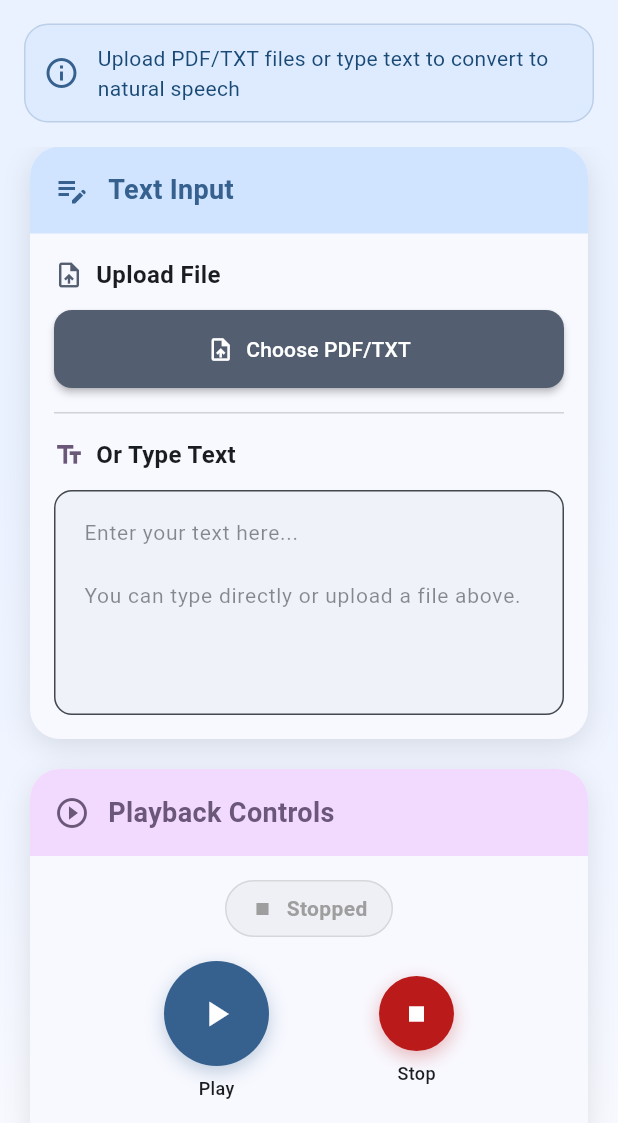
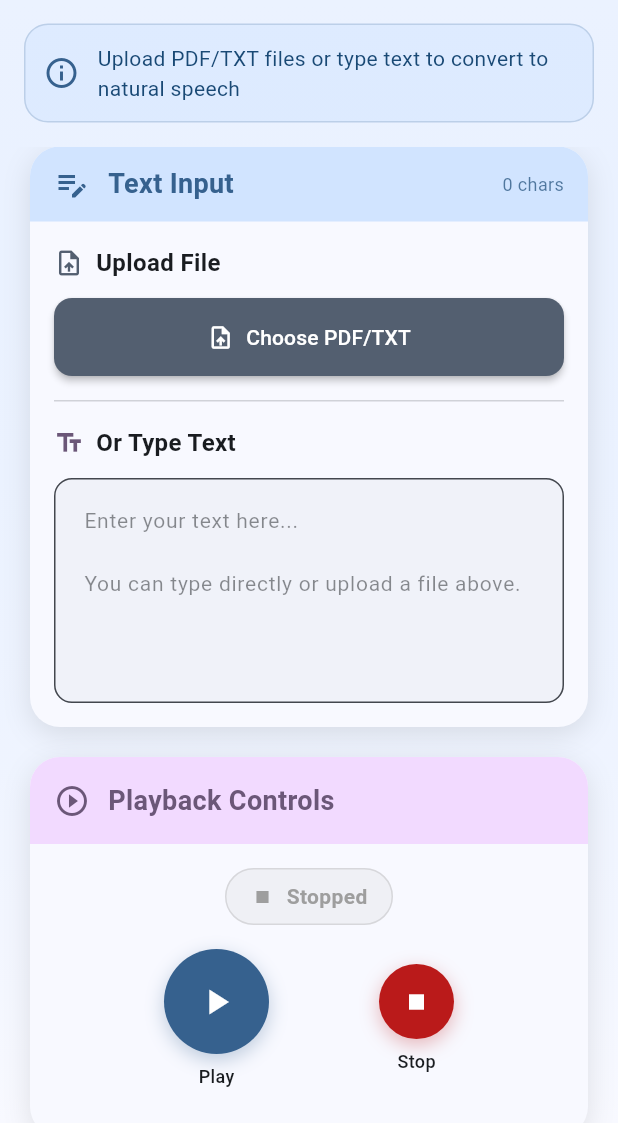
Before and after one commit to johnhcolani/text_to_Sspeech, a Flutter app: the screen it shows after launch, on a phone screen of 412 x 824 dp, the part 113-1236 px from its top. Run offline on Flutter 3.47's test engine with Material 3 defaults, Android fonts, the phone set to English and light mode, and no system bars; our stand-ins replace file_picker, flutter_tts; missing offline and left inert: syncfusion_flutter_pdf.

Commit message:
modified text input panel

```diff
--- a/lib/widgets/text_input_panel.dart
+++ b/lib/widgets/text_input_panel.dart
@@ -2,13 +2,107 @@ import 'package:flutter/material.dart';
 import 'package:provider/provider.dart';
 import '../providers/tts_provider.dart';
 
-class TextInputPanel extends StatelessWidget {
+class TextInputPanel extends StatefulWidget {
   const TextInputPanel({super.key});
 
   @override
+  State<TextInputPanel> createState() => _TextInputPanelState();
+}
+
+class _TextInputPanelState extends State<TextInputPanel> {
+  late final TextEditingController _textController;
+  late final FocusNode _focusNode;
+
+  bool _didInitialSync = false;
+
+  @override
+  void initState() {
+    super.initState();
+    _textController = TextEditingController();
+    _focusNode = FocusNode();
+
+    // Seed the controller once from provider on first frame (no rebuild thrash)
+    WidgetsBinding.instance.addPostFrameCallback((_) {
+      if (!mounted) return;
+      final text = context.read<TTSProvider>().text;
+      _textController.text = text;
+      _textController.selection = TextSelection.fromPosition(
+        TextPosition(offset: _textController.text.length),
+      );
+      _didInitialSync = true;
+    });
+  }
+
+  @override
+  void dispose() {
+    _focusNode.dispose();
+    _textController.dispose();
+    super.dispose();
+  }
+
+  @override
   Widget build(BuildContext context) {
+    // Build the TextField once and pass it as Consumer.child so it won't rebuild
+    final textField = ConstrainedBox(
+      constraints: const BoxConstraints(minHeight: 100, maxHeight: 150),
+      child: TextField(
+        controller: _textController,
+        focusNode: _focusNode,
+        maxLines: null,
+        expands: true,
+        textAlignVertical: TextAlignVertical.top,
+        onChanged: (v) => context.read<TTSProvider>().setText(v),
+        decoration: InputDecoration(
+          hintText:
+          'Enter your text here...\n\nYou can type directly or upload a file above.',
+          hintStyle: TextStyle(
+            color: Theme.of(context).colorScheme.onSurface.withOpacity(0.5),
+            fontSize: 14,
+          ),
+          border: OutlineInputBorder(
+            borderRadius: BorderRadius.circular(12),
+            borderSide: BorderSide(
+              color: Theme.of(context).colorScheme.outline,
+            ),
+          ),
+          focusedBorder: OutlineInputBorder(
+            borderRadius: BorderRadius.circular(12),
+            borderSide: BorderSide(
+              color: Theme.of(context).colorScheme.primary,
+              width: 2,
+            ),
+          ),
+          filled: true,
+          fillColor:
+          Theme.of(context).colorScheme.surfaceVariant.withOpacity(0.3),
+          contentPadding: const EdgeInsets.all(16),
+        ),
+      ),
+    );
+
     return Consumer<TTSProvider>(
+      child: textField,
       builder: (context, ttsProvider, child) {
+        // One-way sync: only push provider -> controller when
+        // 1) first mount, or
+        // 2) the TextField is NOT focused (user not typing), and
+        // 3) texts differ (likely external change: file loaded / cleared)
+        final providerText = ttsProvider.text;
+        final controllerText = _textController.text;
+
+        if ((!_didInitialSync || (!_focusNode.hasFocus && controllerText != providerText)) &&
+            // also avoid overwriting during IME composition
+            !_textController.value.composing.isValid) {
+          WidgetsBinding.instance.addPostFrameCallback((_) {
+            if (!mounted) return;
+            _textController.text = providerText;
+            _textController.selection = TextSelection.fromPosition(
+              TextPosition(offset: _textController.text.length),
+            );
+            _didInitialSync = true;
+          });
+        }
+
         return Container(
           decoration: BoxDecoration(
             color: Theme.of(context).colorScheme.surface,
@@ -26,7 +120,7 @@ class TextInputPanel extends StatelessWidget {
             children: [
               // Panel header
               Container(
-                padding: const EdgeInsets.all(16),
+                padding: const EdgeInsets.symmetric(horizontal: 16, vertical: 12),
                 decoration: BoxDecoration(
                   color: Theme.of(context).colorScheme.primaryContainer,
                   borderRadius: const BorderRadius.only(
@@ -42,8 +136,7 @@ class TextInputPanel extends StatelessWidget {
                       size: 24,
                     ),
                     const SizedBox(width: 12),
-                    Expanded(
-                      child: Text(
+                    Text(
                       'Text Input',
                       style: TextStyle(
                         fontSize: 18,
@@ -51,6 +144,23 @@ class TextInputPanel extends StatelessWidget {
                         color: Theme.of(context).colorScheme.primary,
                       ),
                     ),
+                    const Spacer(),
+                    // live character counter tied to controller (no provider rebuild)
+                    ValueListenableBuilder<TextEditingValue>(
+                      valueListenable: _textController,
+                      builder: (_, value, __) {
+                        final count = value.text.length;
+                        return Text(
+                          '$count chars',
+                          style: TextStyle(
+                            fontSize: 12,
+                            color: Theme.of(context)
+                                .colorScheme
+                                .onPrimaryContainer
+                                .withOpacity(0.7),
+                          ),
+                        );
+                      },
                     ),
                   ],
                 ),
@@ -86,7 +196,8 @@ class TextInputPanel extends StatelessWidget {
                     SizedBox(
                       width: double.infinity,
                       child: ElevatedButton.icon(
-                        onPressed: ttsProvider.isLoading ? null : ttsProvider.pickFile,
+                        onPressed:
+                        ttsProvider.isLoading ? null : ttsProvider.pickFile,
                         icon: ttsProvider.isLoading
                             ? const SizedBox(
                           width: 16,
@@ -95,12 +206,16 @@ class TextInputPanel extends StatelessWidget {
                         )
                             : const Icon(Icons.upload_file),
                         label: Text(
-                          ttsProvider.isLoading ? 'Processing...' : 'Choose PDF/TXT',
+                          ttsProvider.isLoading
+                              ? 'Processing...'
+                              : 'Choose PDF/TXT',
                           overflow: TextOverflow.ellipsis,
                         ),
                         style: ElevatedButton.styleFrom(
-                          backgroundColor: Theme.of(context).colorScheme.secondary,
-                          foregroundColor: Theme.of(context).colorScheme.onSecondary,
+                          backgroundColor:
+                          Theme.of(context).colorScheme.secondary,
+                          foregroundColor:
+                          Theme.of(context).colorScheme.onSecondary,
                           padding: const EdgeInsets.symmetric(vertical: 16),
                           shape: RoundedRectangleBorder(
                             borderRadius: BorderRadius.circular(12),
@@ -114,10 +229,15 @@ class TextInputPanel extends StatelessWidget {
                       Container(
                         padding: const EdgeInsets.all(12),
                         decoration: BoxDecoration(
-                          color: Theme.of(context).colorScheme.secondaryContainer,
+                          color: Theme.of(context)
+                              .colorScheme
+                              .secondaryContainer,
                           borderRadius: BorderRadius.circular(8),
                           border: Border.all(
-                            color: Theme.of(context).colorScheme.secondary.withOpacity(0.3),
+                            color: Theme.of(context)
+                                .colorScheme
+                                .secondary
+                                .withOpacity(0.3),
                           ),
                         ),
                         child: Row(
@@ -131,7 +251,9 @@ class TextInputPanel extends StatelessWidget {
                               child: Text(
                                 ttsProvider.fileName,
                                 style: TextStyle(
-                                  color: Theme.of(context).colorScheme.onSecondaryContainer,
+                                  color: Theme.of(context)
+                                      .colorScheme
+                                      .onSecondaryContainer,
                                   fontWeight: FontWeight.w500,
                                 ),
                                 overflow: TextOverflow.ellipsis,
@@ -141,7 +263,9 @@ class TextInputPanel extends StatelessWidget {
                               onPressed: ttsProvider.clearText,
                               icon: Icon(
                                 Icons.close,
-                                color: Theme.of(context).colorScheme.onSecondaryContainer,
+                                color: Theme.of(context)
+                                    .colorScheme
+                                    .onSecondaryContainer,
                                 size: 18,
                               ),
                               tooltip: 'Clear',
@@ -162,7 +286,7 @@ class TextInputPanel extends StatelessWidget {
                 endIndent: 16,
               ),
 
-              // Text input section
+              // Text input section (TextField is the Consumer.child, so no rebuilds)
               Padding(
                 padding: const EdgeInsets.all(16),
                 child: Column(
@@ -189,57 +313,8 @@ class TextInputPanel extends StatelessWidget {
                       ],
                     ),
                     const SizedBox(height: 12),
-                    ConstrainedBox(
-                      constraints: const BoxConstraints(
-                        minHeight: 100,
-                        maxHeight: 150,
-                      ),
-                      child: TextField(
-                        maxLines: null,
-                        expands: true,
-                        textAlignVertical: TextAlignVertical.top,
-                        decoration: InputDecoration(
-                          hintText: 'Enter your text here...\n\nYou can type directly or upload a file above.',
-                          hintStyle: TextStyle(
-                            color: Theme.of(context).colorScheme.onSurface.withOpacity(0.5),
-                            fontSize: 14,
-                          ),
-                          border: OutlineInputBorder(
-                            borderRadius: BorderRadius.circular(12),
-                            borderSide: BorderSide(
-                              color: Theme.of(context).colorScheme.outline,
-                            ),
-                          ),
-                          focusedBorder: OutlineInputBorder(
-                            borderRadius: BorderRadius.circular(12),
-                            borderSide: BorderSide(
-                              color: Theme.of(context).colorScheme.primary,
-                              width: 2,
-                            ),
-                          ),
-                          filled: true,
-                          fillColor: Theme.of(context).colorScheme.surfaceVariant.withOpacity(0.3),
-                          contentPadding: const EdgeInsets.all(16),
-                        ),
-                        onChanged: ttsProvider.setText,
-                        controller: TextEditingController(text: ttsProvider.text),
-                      ),
-                    ),
-                    if (ttsProvider.text.isNotEmpty) ...[
-                      const SizedBox(height: 12),
-                      Row(
-                        mainAxisAlignment: MainAxisAlignment.end,
-                        children: [
-                          Text(
-                            '${ttsProvider.text.length} characters',
-                            style: TextStyle(
-                              color: Theme.of(context).colorScheme.onSurface.withOpacity(0.6),
-                              fontSize: 12,
-                            ),
-                          ),
-                        ],
-                      ),
-                    ],
+                    // Use the non-listening child here
+                    child!,
                   ],
                 ),
               ),
```
Lines whose indentation alone changed are shown as unchanged.
